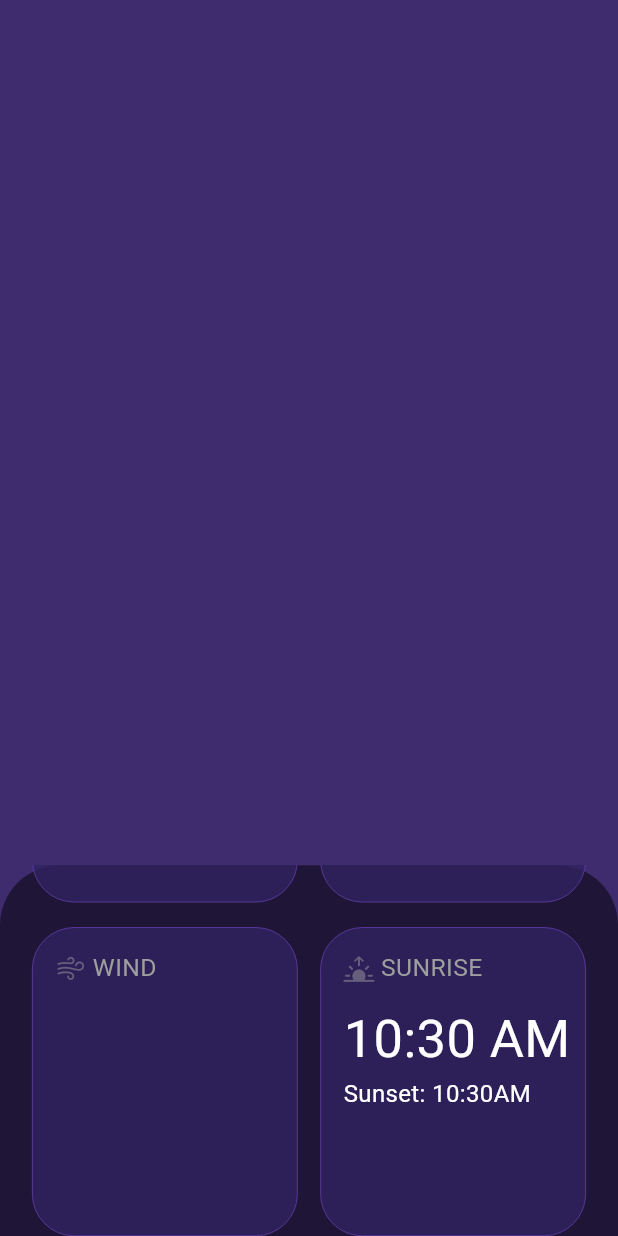
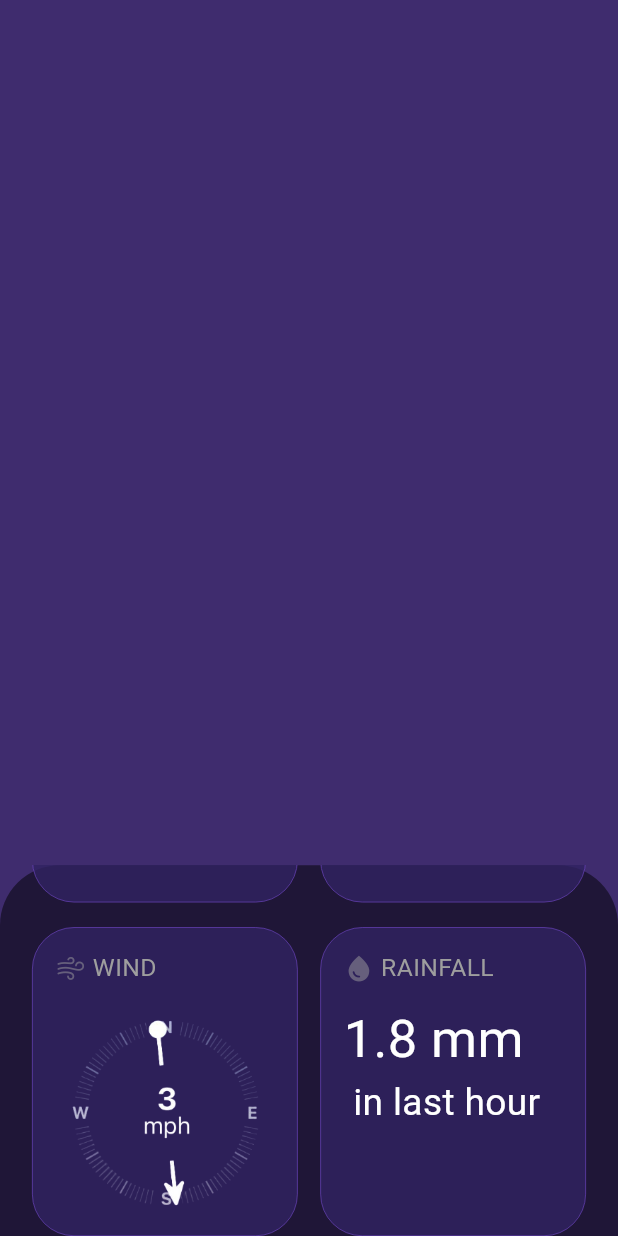
Before and after one commit to kartikkumarofficial/AeroCast-Realtime-Weather-App, a Flutter app: the ScrollSheet screen opened directly, scrolled down 573 dp, on a phone screen of 412 x 824 dp. Run offline on Flutter 3.47's test engine with Material 3 defaults, Android fonts, the phone set to English and light mode, and no system bars; our stand-ins replace get, google_fonts; network calls fail.

Commit message:
scrollsheet

```diff
--- a/lib/views/scrollsheet test.dart
+++ b/lib/views/scrollsheet test.dart
@@ -268,9 +268,11 @@ class _ScrollSheetState extends State<ScrollSheet> {
                                   children: [
                                     Icon(CupertinoIcons.wind,size: Get.width*0.05, color: Colors.grey.withOpacity(0.5)),
                                     Text(' WIND', style: TextStyle(fontSize: Get.width*0.04, color: Colors.grey)),
+
                                   ],
                                 ),
                                 SizedBox(height: 10),
+                                Center(child: Image.asset('assets/images/wind.png',height: Get.width*0.35,))
                                 // Text('4\nModerate', style: TextStyle(color: Colors.white, fontSize: Get.width*0.075)),
                               ],
                             ),
@@ -300,18 +302,14 @@ class _ScrollSheetState extends State<ScrollSheet> {
                                   children: [
                                     Row(
                                       children: [
-                                        Icon(CupertinoIcons.sunrise_fill,size: Get.width*0.05, color: Colors.grey.withOpacity(0.5)),
-                                        Text(' SUNRISE', style: TextStyle(fontSize: Get.width*0.04, color: Colors.grey)),
-                                      ],
-                                    ),
-                                    SizedBox(height: 10),
-                                    Row(
-                                      children: [
-                                        Text(DateFormat('h:mm a').format(DateTime.now()), style:  TextStyle(color: Colors.white, fontSize: Get.width*0.085)),
+                                        Icon(Icons.water_drop,size: Get.width*0.05, color: Colors.grey.withOpacity(0.5)),
+                                        Text(' RAINFALL', style: TextStyle(fontSize: Get.width*0.04, color: Colors.grey)),
                                       ],
                                     ),
 
-                                    Text('Sunset: ${DateFormat('h:mma').format(DateTime.now())}', style:  TextStyle(color: Colors.white, fontSize: 16)),
+                                    SizedBox(height: 10),
+                                    Text('1.8 mm', style: TextStyle(color: Colors.white, fontSize: Get.width*0.085)),
+                                    Text(' in last hour', style: TextStyle(color: Colors.white, fontSize: Get.width*0.06)),
                                   ],
                                 ),
                               ),
```
